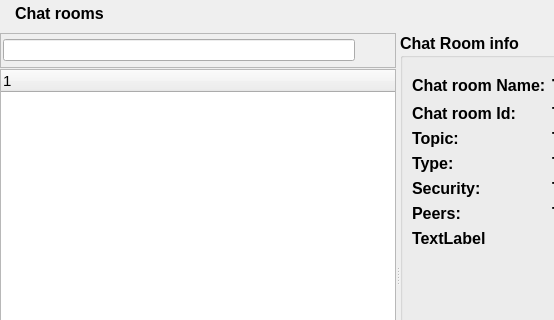
Before: the Qt Designer form retroshare-gui/src/gui/ChatLobbyWidget.ui in RetroShare/RetroShare, drawn with Qt 5; both pictures show x 0 to 554 and y 0 to 320 of the 803 by 517 pixel window.
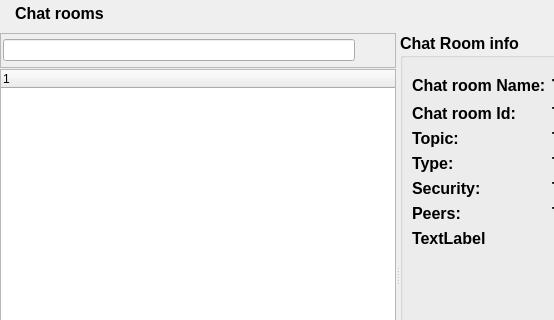
After: the same form once the commit is applied. Icons and pictures are not drawn. Custom widgets are drawn as their Qt base class.

Commit message: removed default fontsize from ui files, it gets issues on macos that the fonts are tiny

```diff
--- a/retroshare-gui/src/gui/ChatLobbyWidget.ui
+++ b/retroshare-gui/src/gui/ChatLobbyWidget.ui
@@ -191,11 +191,6 @@
        </item>
        <item>
         <widget class="RSTreeWidget" name="lobbyTreeWidget">
-         <property name="font">
-          <font>
-           <pointsize>11</pointsize>
-          </font>
-         </property>
          <property name="iconSize">
           <size>
            <width>16</width>
```
The commit also changes 12 other files.
